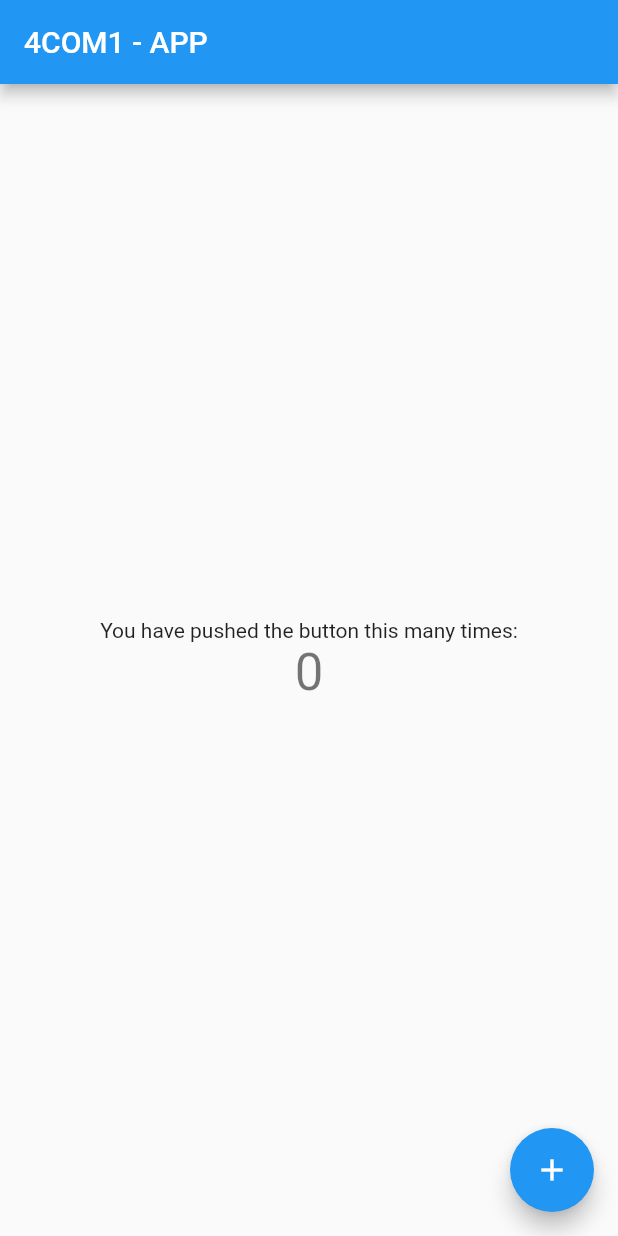
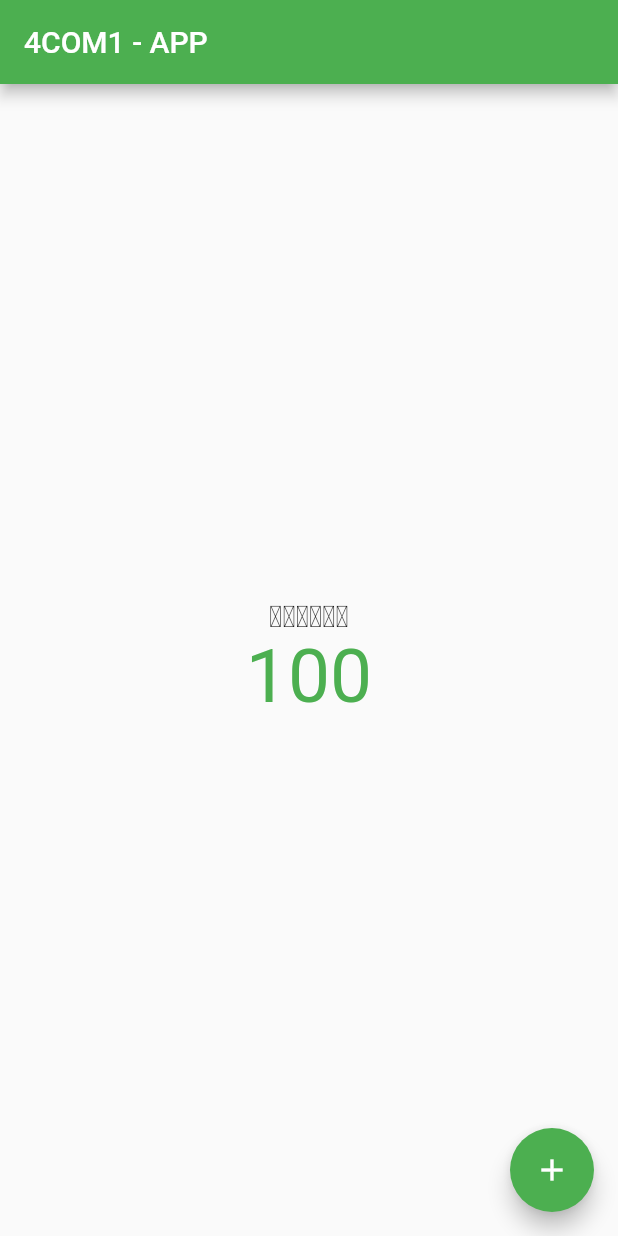
Before and after one commit to Monaliza14xx/flutter-4com1, a Flutter app: the screen it shows after launch, on a phone screen of 412 x 824 dp. Run offline on Flutter 3.47's test engine with Material 2 defaults, Android fonts, the phone set to English and light mode, and no system bars.

Commit message:
23-04-24

```diff
--- a/lib/main.dart
+++ b/lib/main.dart
@@ -22,7 +22,7 @@ class MyApp extends StatelessWidget {
         // or simply save your changes to "hot reload" in a Flutter IDE).
         // Notice that the counter didn't reset back to zero; the application
         // is not restarted.
-        primarySwatch: Colors.blue,
+        primarySwatch: Colors.green,
       ),
       home: const MyHomePage(title: '4COM1 - APP'),
     );
@@ -31,16 +31,6 @@ class MyApp extends StatelessWidget {
 
 class MyHomePage extends StatefulWidget {
   const MyHomePage({Key? key, required this.title}) : super(key: key);
-
-  // This widget is the home page of your application. It is stateful, meaning
-  // that it has a State object (defined below) that contains fields that affect
-  // how it looks.
-
-  // This class is the configuration for the state. It holds the values (in this
-  // case the title) provided by the parent (in this case the App widget) and
-  // used by the build method of the State. Fields in a Widget subclass are
-  // always marked "final".
-
   final String title;
 
   @override
@@ -48,16 +38,11 @@ class MyHomePage extends StatefulWidget {
 }
 
 class _MyHomePageState extends State<MyHomePage> {
-  int _counter = 0;
+  int _counter = 100;
 
   void _incrementCounter() {
     setState(() {
-      // This call to setState tells the Flutter framework that something has
-      // changed in this State, which causes it to rerun the build method below
-      // so that the display can reflect the updated values. If we changed
-      // _counter without calling setState(), then the build method would not be
-      // called again, and so nothing would appear to happen.
-      _counter++;
+      _counter--;
     });
   }
 
@@ -96,11 +81,12 @@ class _MyHomePageState extends State<MyHomePage> {
           mainAxisAlignment: MainAxisAlignment.center,
           children: <Widget>[
             const Text(
-              'You have pushed the button this many times:',
+              'ຈຳນວນ',
+              style: TextStyle(fontSize: 20),
             ),
             Text(
               '$_counter',
-              style: Theme.of(context).textTheme.headline4,
+              style: const TextStyle(color: Colors.green, fontSize: 50),
             ),
           ],
         ),
```
